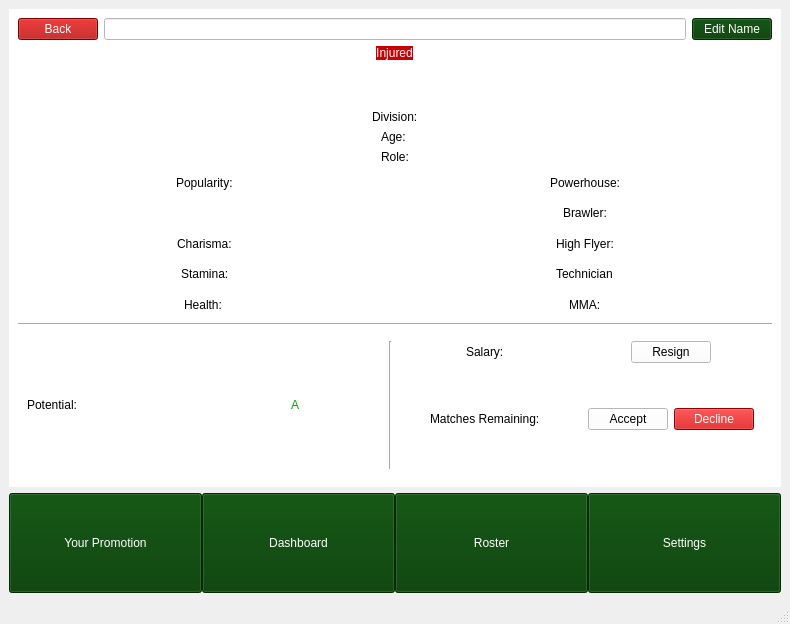
Before: the Qt Designer form mainwindow.ui in paultrent714/wrestling-booking-sim, drawn with Qt 5.
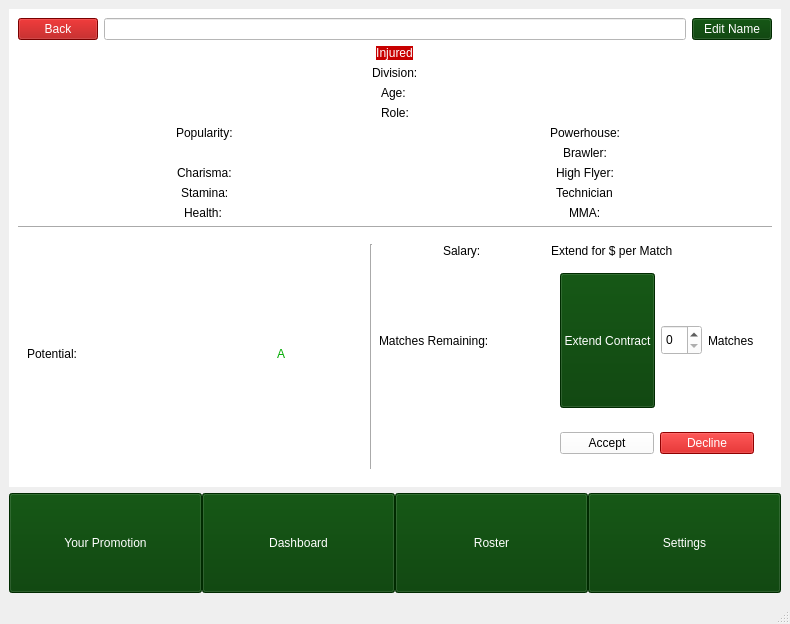
After: the same form once the commit is applied. The open tabs and pages were chosen to show the change. Icons and pictures are not drawn.

Commit message: contract functionality, softer colors for darkmode, ui updates

The edit to the form file:
```diff
--- a/mainwindow.ui
+++ b/mainwindow.ui
@@ -1785,30 +1785,18 @@
         <item>
          <widget class="QWidget" name="widget_3" native="true">
           <layout class="QGridLayout" name="gridLayout_12">
-           <item row="1" column="3" alignment="Qt::AlignmentFlag::AlignHCenter">
-            <widget class="QLabel" name="matchesRemainingLabel">
+           <item row="0" column="4">
+            <widget class="QLabel" name="extensionSalaryLabel">
              <property name="styleSheet">
-              <string notr="true">color: rgb(0, 0, 0);
-font: 18pt &quot;Segoe UI&quot;;</string>
+              <string notr="true">color:rgb(0, 0, 0);
+font: 16pt &quot;Segoe UI&quot;;</string>
              </property>
              <property name="text">
-              <string>Matches Remaining:</string>
+              <string>Extend for $ per Match</string>
              </property>
             </widget>
            </item>
-           <item row="0" column="1" rowspan="2" alignment="Qt::AlignmentFlag::AlignHCenter">
-            <widget class="QLabel" name="potentialValueLabel">
-             <property name="styleSheet">
-              <string notr="true">color: rgb(0, 170, 0);
-
-font: 700 58pt &quot;Segoe UI&quot;;</string>
-             </property>
-             <property name="text">
-              <string>A</string>
-             </property>
-            </widget>
-           </item>
-           <item row="0" column="0" rowspan="2">
+           <item row="0" column="0" rowspan="3">
             <widget class="QLabel" name="potentialLabel">
              <property name="styleSheet">
               <string notr="true">color: rgb(0, 0, 0);
@@ -1819,21 +1807,7 @@
              </property>
             </widget>
            </item>
-           <item row="0" column="4" alignment="Qt::AlignmentFlag::AlignHCenter">
-            <widget class="QPushButton" name="resignButton">
-             <property name="cursor">
-              <cursorShape>PointingHandCursor</cursorShape>
-             </property>
-             <property name="styleSheet">
-              <string notr="true">color: rgb(0, 0, 0);
-font: 16pt &quot;Segoe UI&quot;;</string>
-             </property>
-             <property name="text">
-              <string>Resign</string>
-             </property>
-            </widget>
-           </item>
-           <item row="1" column="4">
+           <item row="2" column="4">
             <widget class="QWidget" name="widget_4" native="true">
              <layout class="QHBoxLayout" name="horizontalLayout_14">
               <item>
@@ -1869,18 +1843,19 @@
              </layout>
             </widget>
            </item>
-           <item row="0" column="3" alignment="Qt::AlignmentFlag::AlignHCenter|Qt::AlignmentFlag::AlignVCenter">
-            <widget class="QLabel" name="salaryLabel">
+           <item row="0" column="1" rowspan="3" alignment="Qt::AlignmentFlag::AlignHCenter">
+            <widget class="QLabel" name="potentialValueLabel">
              <property name="styleSheet">
-              <string notr="true">color: rgb(0, 0, 0);
-font: 18pt &quot;Segoe UI&quot;;</string>
+              <string notr="true">color: rgb(0, 170, 0);
+
+font: 700 58pt &quot;Segoe UI&quot;;</string>
              </property>
              <property name="text">
-              <string>Salary:</string>
+              <string>A</string>
              </property>
             </widget>
            </item>
-           <item row="0" column="2" rowspan="2">
+           <item row="0" column="2" rowspan="4">
             <widget class="Line" name="line_5">
              <property name="sizePolicy">
               <sizepolicy hsizetype="Fixed" vsizetype="Expanding">
@@ -1893,6 +1868,104 @@
              </property>
             </widget>
            </item>
+           <item row="0" column="3" alignment="Qt::AlignmentFlag::AlignHCenter|Qt::AlignmentFlag::AlignVCenter">
+            <widget class="QLabel" name="salaryLabel">
+             <property name="styleSheet">
+              <string notr="true">color: rgb(0, 0, 0);
+font: 18pt &quot;Segoe UI&quot;;</string>
+             </property>
+             <property name="text">
+              <string>Salary:</string>
+             </property>
+            </widget>
+           </item>
+           <item row="1" column="4">
+            <widget class="QWidget" name="extensionWidget" native="true">
+             <property name="sizePolicy">
+              <sizepolicy hsizetype="Preferred" vsizetype="Expanding">
+               <horstretch>0</horstretch>
+               <verstretch>0</verstretch>
+              </sizepolicy>
+             </property>
+             <property name="minimumSize">
+              <size>
+               <width>0</width>
+               <height>0</height>
+              </size>
+             </property>
+             <layout class="QHBoxLayout" name="horizontalLayout_20">
+              <item>
+               <widget class="QPushButton" name="resignButton">
+                <property name="sizePolicy">
+                 <sizepolicy hsizetype="Minimum" vsizetype="Expanding">
+                  <horstretch>0</horstretch>
+                  <verstretch>0</verstretch>
+                 </sizepolicy>
+                </property>
+                <property name="minimumSize">
+                 <size>
+                  <width>0</width>
+                  <height>30</height>
+                 </size>
+                </property>
+                <property name="cursor">
+                 <cursorShape>PointingHandCursor</cursorShape>
+                </property>
+                <property name="styleSheet">
+                 <string notr="true">color: rgb(255, 255, 255);
+background-color: rgb(0, 59, 0);
+font: 16pt &quot;Segoe UI&quot;;</string>
+                </property>
+                <property name="text">
+                 <string>Extend Contract</string>
+                </property>
+               </widget>
+              </item>
+              <item>
+               <widget class="QSpinBox" name="extendContractSpinBox">
+                <property name="sizePolicy">
+                 <sizepolicy hsizetype="Minimum" vsizetype="Fixed">
+                  <horstretch>0</horstretch>
+                  <verstretch>0</verstretch>
+                 </sizepolicy>
+                </property>
+                <property name="minimumSize">
+                 <size>
+                  <width>0</width>
+                  <height>30</height>
+                 </size>
+                </property>
+                <property name="styleSheet">
+                 <string notr="true">color: rgb(0, 0, 0);
+font: 16pt &quot;Segoe UI&quot;;</string>
+                </property>
+               </widget>
+              </item>
+              <item>
+               <widget class="QLabel" name="label_2">
+                <property name="styleSheet">
+                 <string notr="true">color: rgb(0, 0, 0);
+font: 16pt &quot;Segoe UI&quot;;</string>
+                </property>
+                <property name="text">
+                 <string>Matches</string>
+                </property>
+               </widget>
+              </item>
+             </layout>
+            </widget>
+           </item>
+           <item row="1" column="3">
+            <widget class="QLabel" name="matchesRemainingLabel">
+             <property name="styleSheet">
+              <string notr="true">color: rgb(0, 0, 0);
+font: 18pt &quot;Segoe UI&quot;;</string>
+             </property>
+             <property name="text">
+              <string>Matches Remaining:</string>
+             </property>
+            </widget>
+           </item>
           </layout>
          </widget>
         </item>
```
Left out of the diff: 189 changed lines with no effect on the pictures. The commit also changes 13 other files.
